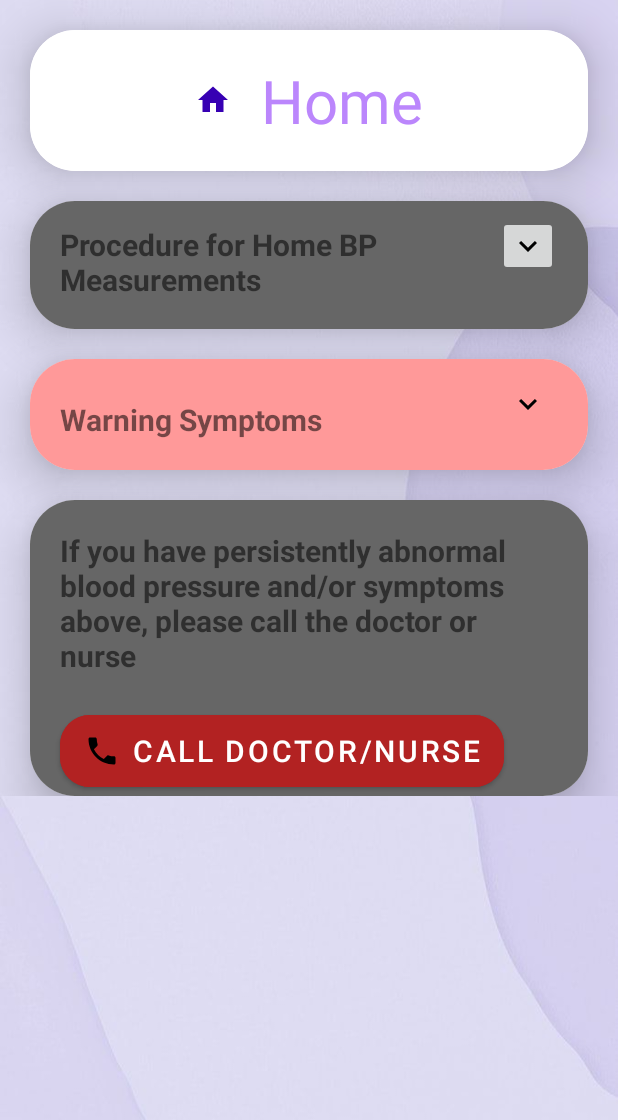
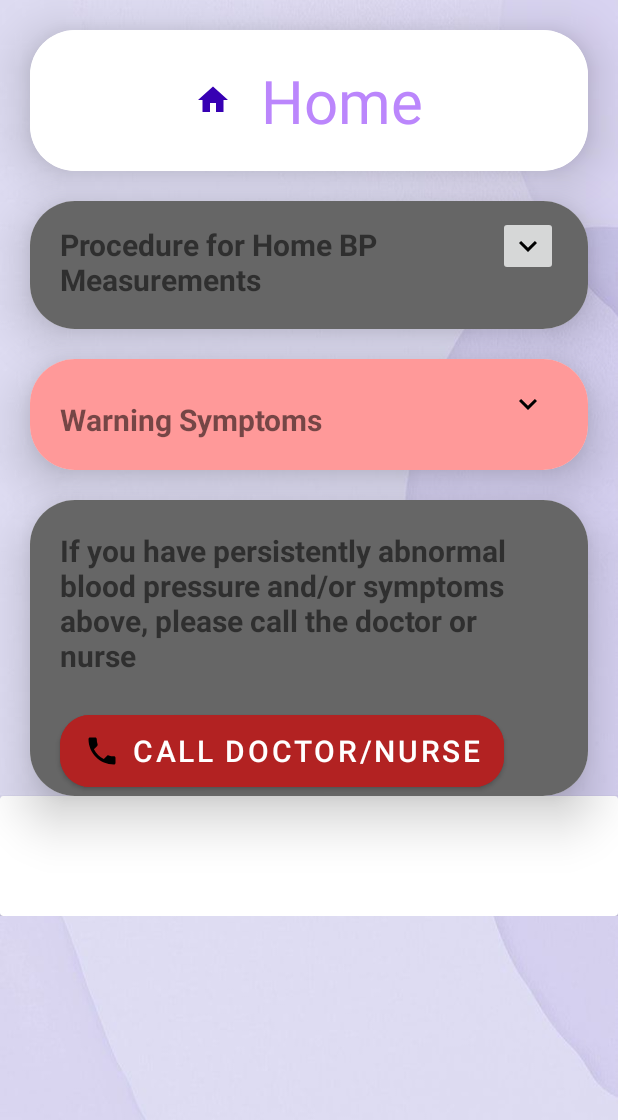
Before and after one commit to annali11/PracticeApp, an Android app built with Jetpack Compose: the layout activity_home.xml on its own in the app's theme, with its tools: preview values and no code run, on a phone screen of 412 x 824 dp. Shown: the top 1120 px of the screen. Run offline under Robolectric (Android 15) with nearby library versions, the phone set to English and light mode, and no system bars.

Commit message:
Added user Table

```diff
--- /dev/null
+++ b/app/src/main/java/com/example/practiceapp/Constants.kt
@@ -0,0 +1,4 @@
+package com.example.practiceapp
+
+const val USER_ID: String = "userId"
+const val USER_ID_NOT_SET: Int = -1
--- a/app/src/main/java/com/example/practiceapp/data2/BloodPressureReadingDao.kt
+++ b/app/src/main/java/com/example/practiceapp/data2/BloodPressureReadingDao.kt
@@ -15,5 +15,4 @@ interface BloodPressureReadingDao {
 
     @Delete
     fun delete(reading: BloodPressureReading)
-
 }
--- a/app/src/main/java/com/example/practiceapp/data2/DateTypeConverters.kt
+++ b/app/src/main/java/com/example/practiceapp/data2/DateTypeConverters.kt
@@ -1,7 +1,5 @@
 package com.example.practiceapp.data2
 
-import android.os.Build
-import androidx.annotation.RequiresApi
 import androidx.room.ProvidedTypeConverter
 import androidx.room.TypeConverter
 import java.time.Instant
@@ -10,7 +8,6 @@ import java.time.ZoneId
 
 @ProvidedTypeConverter
 class DateTypeConverters {
-    @RequiresApi(Build.VERSION_CODES.O)
     @TypeConverter
     fun fromTimestamp(value: Long): LocalDateTime {
         return value.let {
@@ -20,7 +17,6 @@ class DateTypeConverters {
         }
     }
 
-    @RequiresApi(Build.VERSION_CODES.O)
     @TypeConverter
     fun toTimestamp(date: LocalDateTime): Long {
         return date.atZone(ZoneId.systemDefault()).toInstant().toEpochMilli()
--- a/app/src/main/res/layout/activity_home.xml
+++ b/app/src/main/res/layout/activity_home.xml
@@ -10,38 +10,39 @@
     <ScrollView
         android:layout_width="match_parent"
         android:layout_height="match_parent">
+
         <LinearLayout
-            android:orientation="vertical"
             android:layout_width="match_parent"
-            android:layout_height="wrap_content">
+            android:layout_height="match_parent"
+            android:orientation="vertical">
 
             <androidx.cardview.widget.CardView
                 android:layout_width="match_parent"
-                android:layout_height="wrap_content"
+                android:layout_height="match_parent"
+                android:layout_marginStart="20dp"
                 android:layout_marginTop="20dp"
-                android:layout_marginStart="20dp"
                 android:layout_marginEnd="20dp"
                 app:cardCornerRadius="30dp"
                 app:cardElevation="20dp">
 
                 <LinearLayout
                     android:layout_width="match_parent"
-                    android:layout_height="wrap_content"
+                    android:layout_height="match_parent"
+                    android:layout_gravity="center"
+                    android:background="@color/white"
                     android:orientation="vertical"
-                    android:layout_gravity="center"
-                    android:padding="20dp"
-                    android:background="@color/white">
+                    android:padding="20dp">
 
                     <TextView
                         android:layout_width="wrap_content"
                         android:layout_height="wrap_content"
+                        android:layout_gravity="center"
+                        android:drawablePadding="20dp"
                         android:text="@string/home"
+                        android:textColor="@color/purple_200"
                         android:textSize="40sp"
-                        android:layout_gravity="center"
-                        android:textColor="@color/purple_200"
-                        android:drawablePadding="20dp"
                         app:drawableLeftCompat="@drawable/ic_home"
-                        app:drawableTint="@color/purple_700"/>
+                        app:drawableTint="@color/purple_700" />
                 </LinearLayout>
 
             </androidx.cardview.widget.CardView>
@@ -49,8 +50,8 @@
             <androidx.cardview.widget.CardView
                 android:layout_width="match_parent"
                 android:layout_height="wrap_content"
+                android:layout_marginStart="20dp"
                 android:layout_marginTop="20dp"
-                android:layout_marginStart="20dp"
                 android:layout_marginEnd="20dp"
                 app:cardCornerRadius="30dp"
                 app:cardElevation="20dp">
@@ -64,58 +65,54 @@
                         android:id="@+id/heading_instructions"
                         android:layout_width="wrap_content"
                         android:layout_height="wrap_content"
+                        android:layout_marginTop="20dp"
+                        android:layout_marginEnd="20dp"
+                        android:padding="20dp"
                         android:text="@string/bp_instruction_heading"
                         android:textSize="20sp"
                         android:textStyle="bold"
-                    android:padding="20dp"
-                    android:layout_marginTop="20dp"
-                    android:layout_marginEnd="20dp"
+                        app:layout_constraintBottom_toBottomOf="@+id/button1"
                         app:layout_constraintStart_toStartOf="parent"
-                    app:layout_constraintTop_toTopOf="@id/button1"
-                    app:layout_constraintBottom_toBottomOf="@+id/button1">
-                </TextView>
+                        app:layout_constraintTop_toTopOf="@id/button1" />
 
                     <ImageButton
                         android:id="@+id/button1"
                         android:layout_width="40dp"
                         android:layout_height="40dp"
-                    android:src="@drawable/arrow_down"
                         android:layout_marginTop="10dp"
                         android:layout_marginEnd="20dp"
-                    app:layout_constraintTop_toTopOf="parent"
+                        android:contentDescription="@string/todo"
+                        android:src="@drawable/arrow_down"
                         app:layout_constraintEnd_toEndOf="parent"
-                    android:contentDescription="@string/todo">
-                </ImageButton>
+                        app:layout_constraintTop_toTopOf="parent" />
 
                     <TextView
                         android:id="@+id/text_instructions"
                         android:layout_width="match_parent"
                         android:layout_height="wrap_content"
-                    android:text="@string/expandable_instructions"
                         android:layout_marginStart="20dp"
                         android:layout_marginEnd="20dp"
+                        android:text="@string/expandable_instructions"
+                        android:visibility="gone"
+                        app:layout_constraintEnd_toEndOf="@id/button1"
                         app:layout_constraintStart_toStartOf="parent"
-                    app:layout_constraintEnd_toEndOf="@id/button1"
-                    app:layout_constraintTop_toBottomOf="@id/heading_instructions"
-                    android:visibility="gone">
-                </TextView>
+                        app:layout_constraintTop_toBottomOf="@id/heading_instructions" />
 
                     <TextView
                         android:id="@+id/boldtext_instructions"
                         android:layout_width="match_parent"
                         android:layout_height="wrap_content"
+                        android:layout_marginStart="20dp"
+                        android:layout_marginTop="10dp"
+                        android:layout_marginEnd="20dp"
+                        android:padding="10dp"
                         android:text="@string/expandable_instructions_bold"
                         android:textSize="20sp"
                         android:textStyle="bold"
-                    android:layout_marginTop="10dp"
-                    android:layout_marginStart="20dp"
-                    android:layout_marginEnd="20dp"
-                    android:padding="10dp"
+                        android:visibility="gone"
+                        app:layout_constraintEnd_toEndOf="@id/button1"
                         app:layout_constraintStart_toStartOf="@id/heading_instructions"
-                    app:layout_constraintEnd_toEndOf="@id/button1"
-                    app:layout_constraintTop_toBottomOf="@id/text_instructions"
-                    android:visibility="gone">
-                </TextView>
+                        app:layout_constraintTop_toBottomOf="@id/text_instructions" />
 
 
                 </androidx.constraintlayout.widget.ConstraintLayout>
@@ -124,8 +121,8 @@
             <androidx.cardview.widget.CardView
                 android:layout_width="match_parent"
                 android:layout_height="wrap_content"
+                android:layout_marginStart="20dp"
                 android:layout_marginTop="20dp"
-                android:layout_marginStart="20dp"
                 android:layout_marginEnd="20dp"
                 app:cardCornerRadius="30dp"
                 app:cardElevation="20dp">
@@ -139,43 +136,40 @@
                         android:id="@+id/heading_warning"
                         android:layout_width="wrap_content"
                         android:layout_height="match_parent"
+                        android:layout_marginTop="20dp"
+                        android:layout_marginEnd="20dp"
+                        android:padding="20dp"
                         android:text="@string/warning_heading"
                         android:textSize="20sp"
                         android:textStyle="bold"
-                        android:padding="20dp"
-                        android:layout_marginTop="20dp"
-                        android:layout_marginEnd="20dp"
+                        app:layout_constraintBottom_toBottomOf="@+id/button2"
                         app:layout_constraintStart_toStartOf="parent"
-                        app:layout_constraintTop_toTopOf="@id/button2"
-                        app:layout_constraintBottom_toBottomOf="@+id/button2">
-                    </TextView>
+                        app:layout_constraintTop_toTopOf="@id/button2" />
 
                     <ImageButton
                         android:id="@+id/button2"
                         android:layout_width="40dp"
                         android:layout_height="40dp"
-                        android:src="@drawable/arrow_down"
-                        android:background="@color/lightred"
                         android:layout_marginTop="10dp"
                         android:layout_marginEnd="20dp"
-                        app:layout_constraintTop_toTopOf="parent"
+                        android:background="@color/lightred"
+                        android:contentDescription="@string/todo"
+                        android:src="@drawable/arrow_down"
                         app:layout_constraintEnd_toEndOf="parent"
-                        android:contentDescription="@string/todo">
-                    </ImageButton>
+                        app:layout_constraintTop_toTopOf="parent" />
 
                     <TextView
                         android:id="@+id/text_warning_symptoms"
                         android:layout_width="match_parent"
                         android:layout_height="wrap_content"
-                        android:text="@string/warning_symptoms"
                         android:layout_marginStart="20dp"
                         android:layout_marginEnd="20dp"
                         android:layout_marginBottom="20dp"
+                        android:text="@string/warning_symptoms"
+                        android:visibility="gone"
+                        app:layout_constraintEnd_toEndOf="@id/button2"
                         app:layout_constraintStart_toStartOf="parent"
-                        app:layout_constraintEnd_toEndOf="@id/button2"
-                        app:layout_constraintTop_toBottomOf="@id/heading_warning"
-                        android:visibility="gone">
-                    </TextView>
+                        app:layout_constraintTop_toBottomOf="@id/heading_warning" />
 
                 </androidx.constraintlayout.widget.ConstraintLayout>
             </androidx.cardview.widget.CardView>
@@ -183,8 +177,8 @@
             <androidx.cardview.widget.CardView
                 android:layout_width="match_parent"
                 android:layout_height="wrap_content"
+                android:layout_marginStart="20dp"
                 android:layout_marginTop="20dp"
-                android:layout_marginStart="20dp"
                 android:layout_marginEnd="20dp"
                 app:cardCornerRadius="30dp"
                 app:cardElevation="20dp">
@@ -198,30 +192,43 @@
                         android:id="@+id/call_message"
                         android:layout_width="wrap_content"
                         android:layout_height="wrap_content"
+                        android:padding="20dp"
                         android:text="@string/call_warning"
                         android:textSize="20sp"
                         android:textStyle="bold"
-                        android:padding="20dp"
-                        android:layout_marginTop="20dp"
-                        android:layout_marginEnd="20dp"
-                        app:layout_constraintStart_toStartOf="parent">
-                    </TextView>
+                        app:layout_constraintStart_toStartOf="parent" />
 
                     <Button
                         android:id="@+id/button3"
                         android:layout_width="wrap_content"
                         android:layout_height="60dp"
+                        android:layout_marginStart="20dp"
                         android:backgroundTint="@color/red"
                         android:text="@string/call_doctor"
-                        android:layout_marginStart="20dp"
                         android:textSize="20sp"
                         app:cornerRadius="20dp"
                         app:drawableLeftCompat="@drawable/ic_phone"
-                        app:layout_constraintTop_toBottomOf="@id/call_message"
-                        app:layout_constraintStart_toStartOf="parent"/>
+                        app:layout_constraintStart_toStartOf="parent"
+                        app:layout_constraintTop_toBottomOf="@id/call_message" />
 
 
                 </androidx.constraintlayout.widget.ConstraintLayout>
+
+                <androidx.cardview.widget.CardView
+                    android:layout_width="match_parent"
+                    android:layout_height="wrap_content" />
+            </androidx.cardview.widget.CardView>
+
+            <androidx.cardview.widget.CardView
+                android:layout_width="match_parent"
+                android:layout_height="80dp" >
+
+                <TextView
+                    android:id="@+id/text_welcome"
+                    android:layout_width="match_parent"
+                    android:layout_height="54dp"
+                    android:textAlignment="center"
+                    android:textSize="24sp" />
             </androidx.cardview.widget.CardView>
 
         </LinearLayout>
```
Also changed, not shown: app/build.gradle.kts (+23 -3 lines), app/src/main/java/com/example/practiceapp/HomeActivity.kt (+18 -5 lines), app/src/main/java/com/example/practiceapp/SignInActivity.kt (+16 -40 lines), app/src/main/java/com/example/practiceapp/SignInActivityViewModel.kt (added, +25 -0 lines), app/src/main/java/com/example/practiceapp/data2/AppDataBase.kt (+130 -2 lines), app/src/main/java/com/example/practiceapp/data2/BloodPressureReading.kt (+3 -5 lines), app/src/main/java/com/example/practiceapp/data2/User.kt (added, +16 -0 lines), app/src/main/java/com/example/practiceapp/data2/UserDao.kt (added, +32 -0 lines), app/src/main/java/com/example/practiceapp/data2/UserWithBloodPressureReadings.kt (added, +13 -0 lines), app/src/main/java/com/example/practiceapp/data2/migrations/MIGRATION_1_2.kt (added, +12 -0 lines), app/src/main/java/com/example/practiceapp/data2/mockData/LoadMockData.kt (added, +71 -0 lines). Lines whose indentation alone changed are shown as unchanged.
